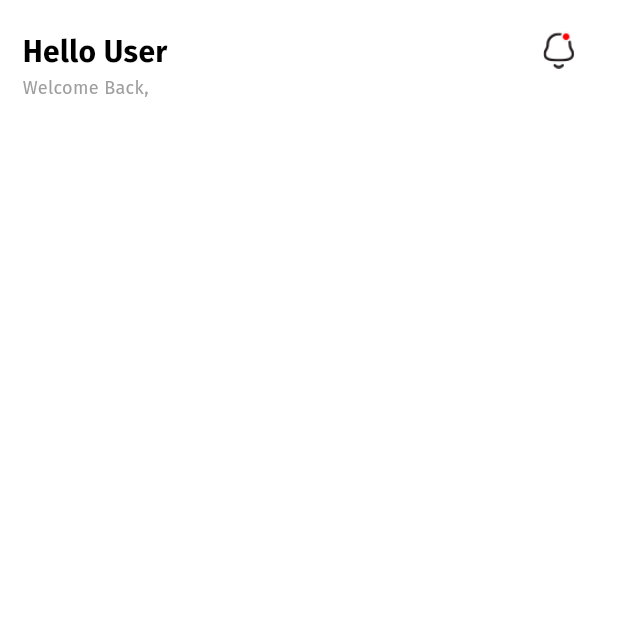
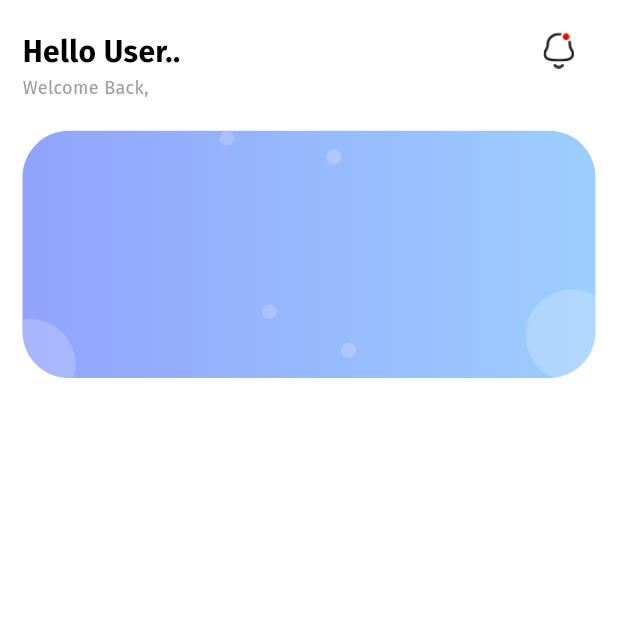
Before and after one commit to SavindyaBandara/FitnessAndNutrtionApp, a Flutter app: the HomeView screen opened directly, on a phone screen of 412 x 824 dp, the top half of it. Run offline on Flutter 3.47's test engine with Material 3 defaults, Android fonts, the phone set to English and light mode, and no system bars; our stand-ins replace carousel_slider; project files that could hold a hidden picture were left out.

Commit message:
updated nutrtion app

```diff
--- a/fitnessandnutritionapp/lib/main.dart
+++ b/fitnessandnutritionapp/lib/main.dart
@@ -40,8 +40,8 @@ class MyApp extends StatelessWidget {
         fontFamily: "FiraSans"
       ),
       //home: const OnboardingView(),
-      home: const StartedView(),
-      //home: const SignUpView(),
+      //home: const StartedView(),
+      home: const SignUpView(),
     );
   }
 }
--- a/fitnessandnutritionapp/lib/view/home/home_view.dart
+++ b/fitnessandnutritionapp/lib/view/home/home_view.dart
@@ -31,7 +31,7 @@ class _HomeViewState extends State<HomeView> {
                   height: media.width * 0.05,
                 ),
                         Text(
-                          "Hello User",
+                          "Hello User..",
                           style: TextStyle(
                               color: TColor.black,
                               fontSize: 20,
@@ -63,16 +63,28 @@ class _HomeViewState extends State<HomeView> {
                 SizedBox(
                   height: media.width * 0.05,
                 ),
+                Container(
+                  height: media.width*0.4,
+                  decoration: BoxDecoration(
+                    gradient: LinearGradient(colors: TColor.primaryG),
+                      borderRadius: BorderRadius.circular(media.width * 0.075)),
+                      child: Stack(
+                        alignment:Alignment.center,
+                        children: [
+                          Image.asset(
+                      "assets/images/bg_dots.png",
+                      height: media.width * 0.4,
+                      width: double.maxFinite,
+                      fit: BoxFit.fitHeight,
+                    ),
 
+                        ],
+                         ),
+                )
                 ],
                 ),
-
-
-
               ),
-
         ),
-
       ),
       );
 
--- a/fitnessandnutritionapp/lib/view/login/welcome_view.dart
+++ b/fitnessandnutritionapp/lib/view/login/welcome_view.dart
@@ -44,7 +44,7 @@ class _WelcomeViewState extends State<WelcomeView> {
                     fontWeight: FontWeight.w700),
               ),
               Text(
-                "You are all set now, let’s reach your\ngoals together with us",
+                "You are all set now, let's reach your\ngoals together with us",
                 textAlign: TextAlign.center,
                 style: TextStyle(color: TColor.grey, fontSize: 12),
               ),
--- a/fitnessandnutritionapp/pubspec.yaml
+++ b/fitnessandnutritionapp/pubspec.yaml
@@ -62,7 +62,7 @@ flutter:
   # To add assets to your application, add an assets section, like this:
   assets:
     - assets/images/
-    -
+    - assets/images/bg_dots.png
 
 
 
```
Also changed, not shown: fitnessandnutritionapp/lib/view/login/login_view.dart (+17 -24 lines), fitnessandnutritionapp/assets/images/bg_dots.png (added).
